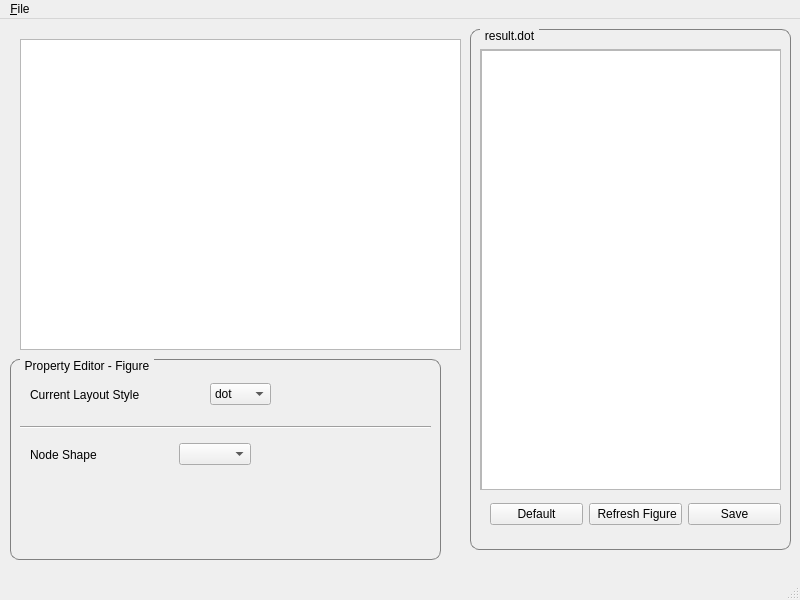
The window that visulizationwindow.ui (merdolphin/GRNVisulizationCute) describes before a commit, drawn with Qt 5.
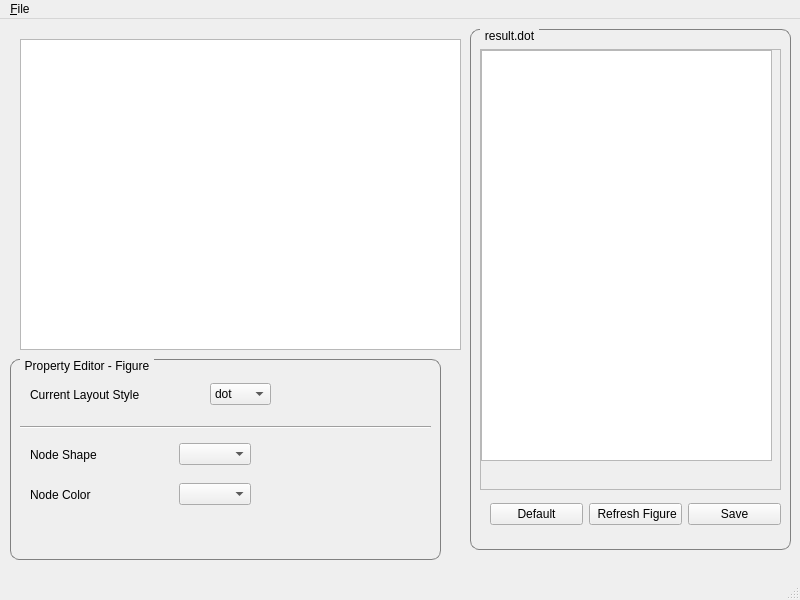
The same window after the commit.

The edit to the form file:
```diff
--- a/visulizationwindow.ui
+++ b/visulizationwindow.ui
@@ -85,10 +85,16 @@
          <rect>
           <x>0</x>
           <y>0</y>
-          <width>301</width>
-          <height>441</height>
+          <width>291</width>
+          <height>411</height>
          </rect>
         </property>
+        <property name="sizePolicy">
+         <sizepolicy hsizetype="Expanding" vsizetype="Expanding">
+          <horstretch>0</horstretch>
+          <verstretch>0</verstretch>
+         </sizepolicy>
+        </property>
        </widget>
       </widget>
      </widget>
@@ -262,6 +268,41 @@
        </item>
       </layout>
      </widget>
+     <widget class="QWidget" name="">
+      <property name="geometry">
+       <rect>
+        <x>20</x>
+        <y>120</y>
+        <width>221</width>
+        <height>31</height>
+       </rect>
+      </property>
+      <layout class="QHBoxLayout" name="horizontalLayout_4">
+       <item>
+        <widget class="QLabel" name="labelNodeColor">
+         <property name="text">
+          <string>Node Color</string>
+         </property>
+        </widget>
+       </item>
+       <item>
+        <spacer name="horizontalSpacer_3">
+         <property name="orientation">
+          <enum>Qt::Horizontal</enum>
+         </property>
+         <property name="sizeHint" stdset="0">
+          <size>
+           <width>40</width>
+           <height>20</height>
+          </size>
+         </property>
+        </spacer>
+       </item>
+       <item>
+        <widget class="QComboBox" name="comboBoxNodeColor"/>
+       </item>
+      </layout>
+     </widget>
     </widget>
    </widget>
   </widget>
```
Left out of the diff: 19 changed lines with no effect on the pictures.
